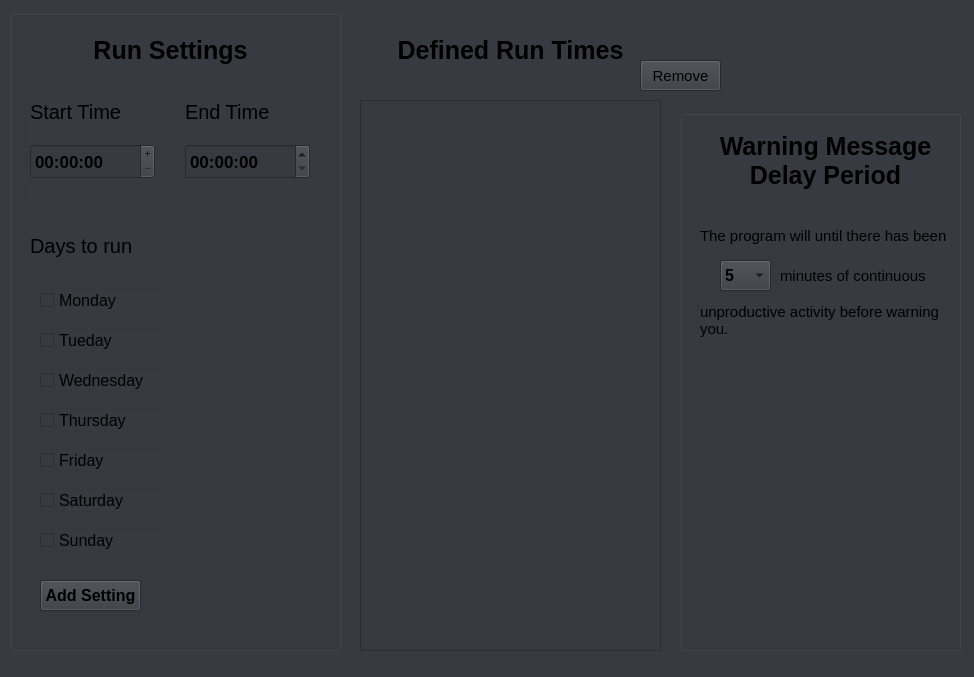
CurioScrounge/Productive_App, file Settings.ui: the form before one commit.
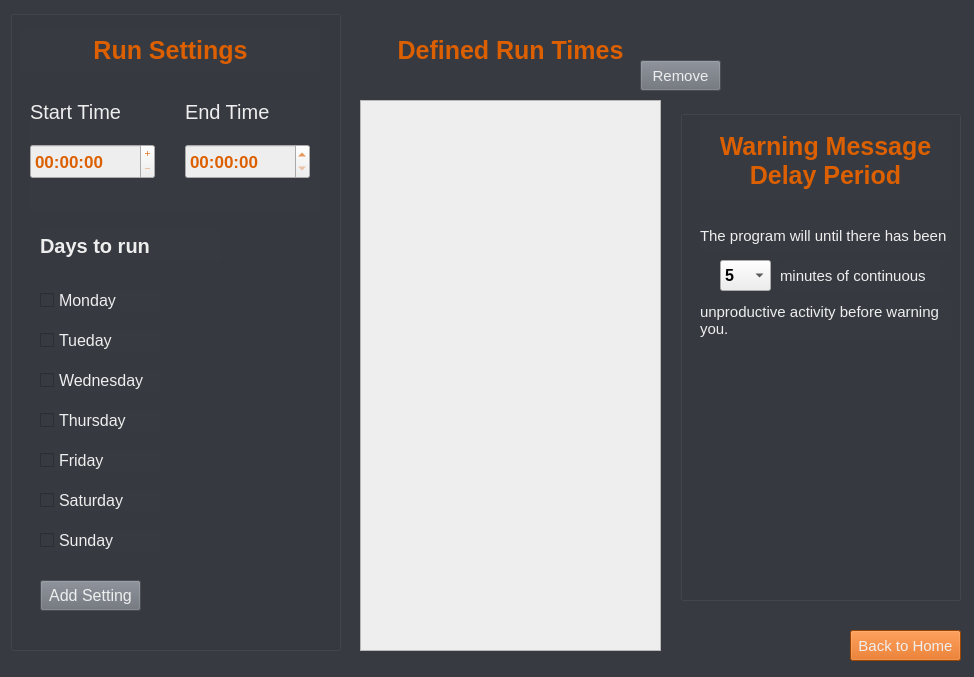
The form after the commit.

Commit message: Completed Setting page UI design, python file generated

What changed in the file:
```diff
--- a/Settings.ui
+++ b/Settings.ui
@@ -39,6 +39,19 @@
       <height>551</height>
      </rect>
     </property>
+    <property name="font">
+     <font>
+      <family>Segoe UI</family>
+      <pointsize>12</pointsize>
+      <weight>50</weight>
+      <bold>false</bold>
+     </font>
+    </property>
+    <property name="styleSheet">
+     <string notr="true">QListWidget{
+	background-color: rgb(238, 238, 238);
+}</string>
+    </property>
    </widget>
    <widget class="QGroupBox" name="groupBox">
     <property name="geometry">
@@ -79,6 +92,11 @@
        <bold>true</bold>
       </font>
      </property>
+     <property name="styleSheet">
+      <string notr="true">QLabel{
+	color: rgb(220, 95, 0);
+}</string>
+     </property>
      <property name="text">
       <string>Run Settings</string>
      </property>
@@ -92,7 +110,7 @@
        <x>20</x>
        <y>90</y>
        <width>291</width>
-       <height>103</height>
+       <height>111</height>
       </rect>
      </property>
      <layout class="QVBoxLayout" name="verticalLayout">
@@ -119,18 +137,6 @@
         <property name="verticalSpacing">
          <number>20</number>
         </property>
-        <item row="0" column="0">
-         <widget class="QLabel" name="label">
-          <property name="font">
-           <font>
-            <pointsize>15</pointsize>
-           </font>
-          </property>
-          <property name="text">
-           <string>Start Time</string>
-          </property>
-         </widget>
-        </item>
         <item row="0" column="1">
          <widget class="QLabel" name="label_2">
           <property name="font">
@@ -138,6 +144,11 @@
             <pointsize>15</pointsize>
            </font>
           </property>
+          <property name="styleSheet">
+           <string notr="true">QLabel{
+	color: rgb(238, 238, 238);
+}</string>
+          </property>
           <property name="text">
            <string>End Time</string>
           </property>
@@ -159,6 +170,13 @@
             <bold>true</bold>
            </font>
           </property>
+          <property name="styleSheet">
+           <string notr="true">QTimeEdit{
+	background-color: rgb(238, 238, 238);
+	
+	color: rgb(220, 95, 0);
+}</string>
+          </property>
           <property name="buttonSymbols">
            <enum>QAbstractSpinBox::PlusMinus</enum>
           </property>
@@ -186,6 +204,30 @@
             <bold>true</bold>
            </font>
           </property>
+          <property name="styleSheet">
+           <string notr="true">QTimeEdit{
+	background-color: rgb(238, 238, 238);
+	
+	color: rgb(220, 95, 0);
+}</string>
+          </property>
+         </widget>
+        </item>
+        <item row="0" column="0">
+         <widget class="QLabel" name="label">
+          <property name="font">
+           <font>
+            <pointsize>15</pointsize>
+           </font>
+          </property>
+          <property name="styleSheet">
+           <string notr="true">QLabel{
+	color: rgb(238, 238, 238);
+}</string>
+          </property>
+          <property name="text">
+           <string>Start Time</string>
+          </property>
          </widget>
         </item>
        </layout>
@@ -195,7 +237,7 @@
     <widget class="QLabel" name="label_4">
      <property name="geometry">
       <rect>
-       <x>20</x>
+       <x>30</x>
        <y>220</y>
        <width>181</width>
        <height>31</height>
@@ -205,8 +247,15 @@
       <font>
        <family>Segoe UI</family>
        <pointsize>15</pointsize>
+       <weight>75</weight>
+       <bold>true</bold>
       </font>
      </property>
+     <property name="styleSheet">
+      <string notr="true">QLabel{
+	color: rgb(238, 238, 238);
+}</string>
+     </property>
      <property name="text">
       <string>Days to run</string>
      </property>
@@ -226,6 +275,12 @@
        <pointsize>12</pointsize>
       </font>
      </property>
+     <property name="styleSheet">
+      <string notr="true">QCheckBox{
+	
+	color: rgb(238, 238, 238);
+}</string>
+     </property>
      <property name="text">
       <string>Monday</string>
      </property>
@@ -245,6 +300,12 @@
        <pointsize>12</pointsize>
       </font>
      </property>
+     <property name="styleSheet">
+      <string notr="true">QCheckBox{
+	
+	color: rgb(238, 238, 238);
+}</string>
+     </property>
      <property name="text">
       <string>Tueday</string>
      </property>
@@ -264,6 +325,12 @@
        <pointsize>12</pointsize>
       </font>
      </property>
+     <property name="styleSheet">
+      <string notr="true">QCheckBox{
+	
+	color: rgb(238, 238, 238);
+}</string>
+     </property>
      <property name="text">
       <string>Wednesday</string>
      </property>
@@ -283,6 +350,12 @@
        <pointsize>12</pointsize>
       </font>
      </property>
+     <property name="styleSheet">
+      <string notr="true">QCheckBox{
+	
+	color: rgb(238, 238, 238);
+}</string>
+     </property>
      <property name="text">
       <string>Thursday</string>
      </property>
@@ -302,6 +375,12 @@
        <pointsize>12</pointsize>
       </font>
      </property>
+     <property name="styleSheet">
+      <string notr="true">QCheckBox{
+	
+	color: rgb(238, 238, 238);
+}</string>
+     </property>
      <property name="text">
       <string>Friday</string>
      </property>
@@ -321,6 +400,12 @@
        <pointsize>12</pointsize>
       </font>
      </property>
+     <property name="styleSheet">
+      <string notr="true">QCheckBox{
+	
+	color: rgb(238, 238, 238);
+}</string>
+     </property>
      <property name="text">
       <string>Saturday</string>
      </property>
@@ -340,11 +425,17 @@
        <pointsize>12</pointsize>
       </font>
      </property>
+     <property name="styleSheet">
+      <string notr="true">QCheckBox{
+	
+	color: rgb(238, 238, 238);
+}</string>
+     </property>
      <property name="text">
       <string>Sunday</string>
      </property>
     </widget>
-    <widget class="QPushButton" name="AddTimings">
+    <widget class="QPushButton" name="AddTiming">
      <property name="geometry">
       <rect>
        <x>30</x>
@@ -357,16 +448,23 @@
       <font>
        <family>Segoe UI</family>
        <pointsize>12</pointsize>
-       <weight>75</weight>
-       <bold>true</bold>
+       <weight>50</weight>
+       <bold>false</bold>
       </font>
      </property>
+     <property name="styleSheet">
+      <string notr="true">QPushButton{
+	color: rgb(238, 238, 238);
+
+	background-color: rgb(104, 109, 118);
+}</string>
+     </property>
      <property name="text">
       <string>Add Setting</string>
      </property>
     </widget>
    </widget>
-   <widget class="QPushButton" name="pushButton">
+   <widget class="QPushButton" name="RemoveTiming">
     <property name="geometry">
      <rect>
       <x>640</x>
@@ -381,6 +479,13 @@
       <pointsize>11</pointsize>
      </font>
     </property>
+    <property name="styleSheet">
+     <string notr="true">QPushButton{
+	color: rgb(238, 238, 238);
+
+	background-color: rgb(104, 109, 118);
+}</string>
+    </property>
     <property name="text">
      <string>Remove</string>
     </property>
@@ -402,6 +507,11 @@
       <bold>true</bold>
      </font>
     </property>
+    <property name="styleSheet">
+     <string notr="true">QLabel{
+	color: rgb(220, 95, 0);
+}</string>
+    </property>
     <property name="text">
      <string>Defined Run Times</string>
     </property>
@@ -415,7 +525,7 @@
       <x>680</x>
       <y>110</y>
       <width>281</width>
-      <height>541</height>
+      <height>491</height>
      </rect>
     </property>
     <property name="styleSheet">
@@ -444,6 +554,11 @@
        <bold>true</bold>
       </font>
      </property>
+     <property name="styleSheet">
+      <string notr="true">QLabel{
+	color: rgb(220, 95, 0);
+}</string>
+     </property>
      <property name="text">
       <string>Warning Message Delay Period</string>
      </property>
@@ -454,7 +569,7 @@
       <bool>true</bool>
      </property>
     </widget>
-    <widget class="QComboBox" name="comboBox">
+    <widget class="QComboBox" name="Delay">
      <property name="geometry">
       <rect>
        <x>40</x>
@@ -471,6 +586,11 @@
        <bold>true</bold>
       </font>
      </property>
+     <property name="styleSheet">
+      <string notr="true">QComboBox{
+	background-color: rgb(238, 238, 238);
+}</string>
+     </property>
      <item>
       <property name="text">
        <string>5</string>
@@ -492,6 +612,11 @@
        <pointsize>11</pointsize>
       </font>
      </property>
+     <property name="styleSheet">
+      <string notr="true">QLabel{
+	color: rgb(238, 238, 238);
+}</string>
+     </property>
      <property name="text">
       <string>The program will until there has been</string>
      </property>
@@ -514,6 +639,11 @@
        <pointsize>11</pointsize>
       </font>
      </property>
+     <property name="styleSheet">
+      <string notr="true">QLabel{
+	color: rgb(238, 238, 238);
+}</string>
+     </property>
      <property name="text">
       <string>minutes of continuous</string>
      </property>
@@ -536,6 +666,11 @@
        <pointsize>11</pointsize>
       </font>
      </property>
+     <property name="styleSheet">
+      <string notr="true">QLabel{
+	color: rgb(238, 238, 238);
+}</string>
+     </property>
      <property name="text">
       <string>unproductive activity before warning you.</string>
      </property>
@@ -544,11 +679,39 @@
      </property>
     </widget>
    </widget>
+   <widget class="QPushButton" name="BackHome">
+    <property name="geometry">
+     <rect>
+      <x>850</x>
+      <y>630</y>
+      <width>111</width>
+      <height>31</height>
+     </rect>
+    </property>
+    <property name="font">
+     <font>
+      <family>Segoe UI</family>
+      <pointsize>11</pointsize>
+     </font>
+    </property>
+    <property name="styleSheet">
+     <string notr="true">QPushButton{
+	color: rgb(238, 238, 238);
+
+	
+	background-color: rgb(220, 95, 0);
+}</string>
+    </property>
+    <property name="text">
+     <string>Back to Home</string>
+    </property>
+   </widget>
    <zorder>groupBox_2</zorder>
    <zorder>groupBox</zorder>
    <zorder>ExistingRunTimes</zorder>
    <zorder>label_5</zorder>
-   <zorder>pushButton</zorder>
+   <zorder>RemoveTiming</zorder>
+   <zorder>BackHome</zorder>
   </widget>
  </widget>
  <resources/>
```
The commit also changes 1 other file.
